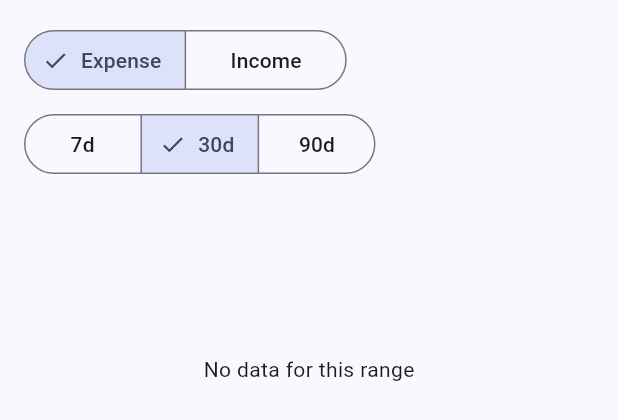
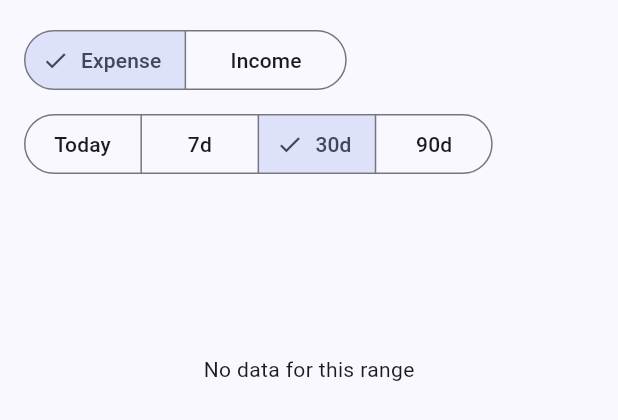
Before and after one commit to coundia/money_pulse, a Flutter app: the ReportPage widget shown alone on an empty page, opened directly, on a phone screen of 412 x 824 dp. Shown: the top 420 px of the screen. Run offline on Flutter 3.47's test engine with Material 3 defaults, Android fonts, the phone set to English and light mode, and no system bars; our stand-ins replace fl_chart, flutter_riverpod, sqflite; accounts and stored records are empty; statements that could not run were skipped.

Commit message:
[feat] fix repport - add today and srp

```diff
--- a/lib/presentation/app/providers.dart
+++ b/lib/presentation/app/providers.dart
@@ -1,17 +1,26 @@
 import 'package:flutter_riverpod/flutter_riverpod.dart';
 import 'package:money_pulse/infrastructure/db/app_database.dart';
+
 import 'package:money_pulse/domain/accounts/repositories/account_repository.dart';
 import 'package:money_pulse/infrastructure/repositories/account_repository_sqflite.dart';
+
 import 'package:money_pulse/domain/categories/repositories/category_repository.dart';
 import 'package:money_pulse/infrastructure/repositories/category_repository_sqflite.dart';
+
 import 'package:money_pulse/domain/transactions/repositories/transaction_repository.dart';
 import 'package:money_pulse/infrastructure/repositories/transaction_repository_sqflite.dart';
+
 import 'package:money_pulse/application/usecases/ensure_default_account_usecase.dart';
 import 'package:money_pulse/application/usecases/seed_default_categories_usecase.dart';
 import 'package:money_pulse/application/usecases/quick_add_transaction_usecase.dart';
+
 import 'package:money_pulse/domain/accounts/entities/account.dart';
 import 'package:money_pulse/domain/categories/entities/category.dart';
 import 'package:money_pulse/domain/transactions/entities/transaction_entry.dart';
+
+// REPORT REPO
+import 'package:money_pulse/domain/reports/repositories/report_repository.dart';
+import 'package:money_pulse/infrastructure/repositories/report_repository_sqflite.dart';
 
 final dbProvider = Provider<AppDatabase>((ref) => AppDatabase.I);
 
@@ -25,6 +34,11 @@ final categoryRepoProvider = Provider<CategoryRepository>((ref) {
 
 final transactionRepoProvider = Provider<TransactionRepository>((ref) {
   return TransactionRepositorySqflite(ref.read(dbProvider));
+});
+
+// NEW: Report repository provider
+final reportRepoProvider = Provider<ReportRepository>((ref) {
+  return ReportRepositorySqflite(ref.read(dbProvider));
 });
 
 final ensureDefaultAccountUseCaseProvider =
--- a/lib/presentation/features/reports/report_page.dart
+++ b/lib/presentation/features/reports/report_page.dart
@@ -14,18 +14,24 @@ class ReportPage extends ConsumerStatefulWidget {
 
 class _ReportPageState extends ConsumerState<ReportPage> {
   bool isDebit = true; // Expense by default
+  /// 0 = Today, 7/30/90 = last N days
   int days = 30;
 
   Future<List<Map<String, Object?>>> _load() async {
     final acc = await ref.read(accountRepoProvider).findDefault();
     if (acc == null) return <Map<String, Object?>>[];
-    return ref
-        .read(transactionRepoProvider)
-        .sumByCategory(
-          acc.id,
-          typeEntry: isDebit ? 'DEBIT' : 'CREDIT',
-          days: days,
-        );
+    final repo = ref.read(reportRepoProvider);
+    if (days == 0) {
+      return repo.sumByCategoryToday(
+        acc.id,
+        typeEntry: isDebit ? 'DEBIT' : 'CREDIT',
+      );
+    }
+    return repo.sumByCategoryLastNDays(
+      acc.id,
+      typeEntry: isDebit ? 'DEBIT' : 'CREDIT',
+      days: days,
+    );
   }
 
   List<Color> _palette(BuildContext context) {
@@ -49,7 +55,7 @@ class _ReportPageState extends ConsumerState<ReportPage> {
 
   @override
   Widget build(BuildContext context) {
-    // Rebuild when transactions change to refresh report automatically
+    // Refresh when transactions change
     ref.watch(transactionsProvider);
 
     return FutureBuilder<List<Map<String, Object?>>>(
@@ -84,7 +90,6 @@ class _ReportPageState extends ConsumerState<ReportPage> {
           child: ListView(
             padding: const EdgeInsets.all(16),
             children: [
-              // Controls: use Wrap to prevent horizontal overflow on small screens
               Wrap(
                 spacing: 12,
                 runSpacing: 8,
@@ -100,6 +105,7 @@ class _ReportPageState extends ConsumerState<ReportPage> {
                   ),
                   SegmentedButton<int>(
                     segments: const [
+                      ButtonSegment(value: 0, label: Text('Today')),
                       ButtonSegment(value: 7, label: Text('7d')),
                       ButtonSegment(value: 30, label: Text('30d')),
                       ButtonSegment(value: 90, label: Text('90d')),
@@ -137,7 +143,8 @@ class _ReportPageState extends ConsumerState<ReportPage> {
                             style: Theme.of(context).textTheme.titleLarge,
                           ),
                           Text(
-                            isDebit ? 'Total expense' : 'Total income',
+                            (isDebit ? 'Expense' : 'Income') +
+                                (days == 0 ? ' · Today' : ' · Last $days days'),
                             style: Theme.of(context).textTheme.bodyMedium,
                           ),
                         ],
@@ -170,7 +177,6 @@ class _ReportPageState extends ConsumerState<ReportPage> {
                       maxLines: 1,
                       overflow: TextOverflow.ellipsis,
                     ),
-                    // Constrain trailing width to avoid overflow on small screens
                     trailing: SizedBox(
                       width: 110,
                       child: Column(
```
